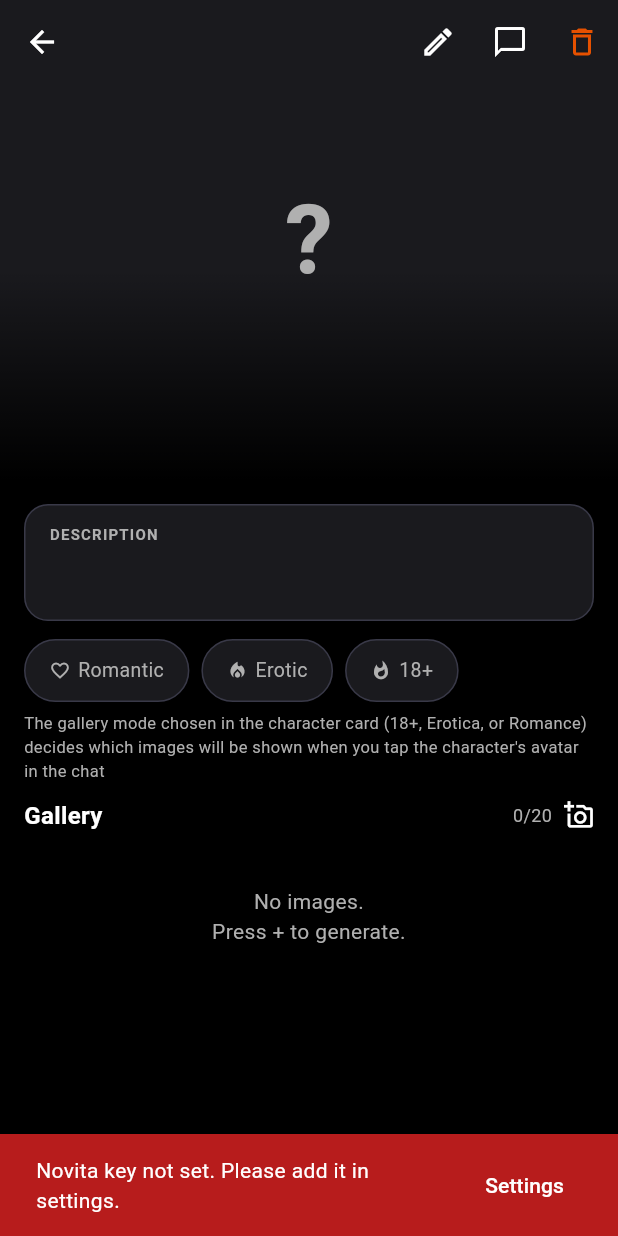
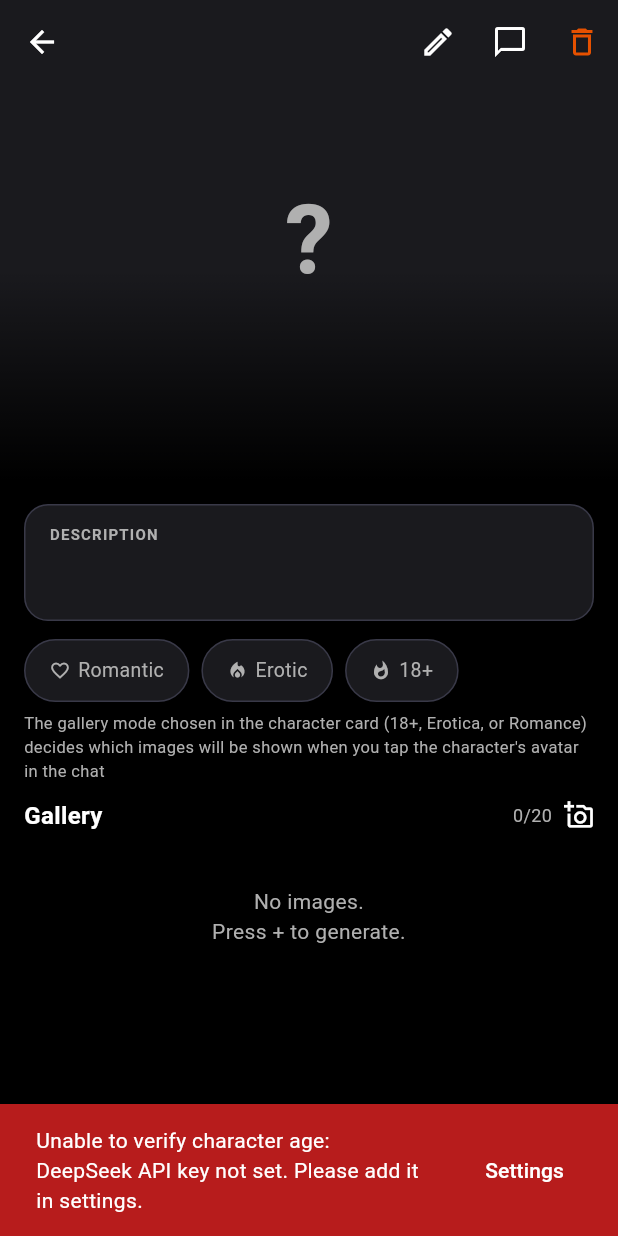
Before and after one commit to sart33/nsfw_flutter_ai_chat, a Flutter app: the PersonaViewScreen screen opened directly with empty values, after a tap on the "add a photo" icon, on a phone screen of 412 x 824 dp. Run offline on Flutter 3.47's test engine with Material 3 defaults, Android fonts, the phone set to English and light mode, and no system bars; our stand-ins replace dio, flutter_native_splash, flutter_riverpod, flutter_secure_storage, fluttertoast, image_cropper and 5 more; accounts and stored records are empty; generated files the repository leaves out were written again.

Commit message:
fix(age-verification): robust error handling, UX phases & exception hierarchy
- PromptCleanerGalleryException now extends AppException (fixes cast crash
  in GalleryState.copyWith)
- checkForMinorSignals() throws PromptCleanerException('network_error')
  instead of returning null — eliminates false-positive age conflict blocks
- _save() refactored: nested try/catch so 401/402/network errors warn but
  don't block save; Navigator.pop() now always reached except on real
  age conflict
- generatePreviewWithVerification(): verification mandatory before generation;
  onVerified() fires immediately after setPersonaAgeVerified(), before
  cleanAndSave() — success snackbar no longer delayed by prompt prep
- GeneratingPhase enum (verifying / preparingPrompts / generating):
  orange progress bar during verification and prompt prep, green during
  actual generation — user sees distinct phases instead of 10s unexplained wait
- ref.listen refactored with pattern matching + AppSnackBar delegation,
  removed inline isKeyError logic

```diff
--- a/lib/core/services/novita_avatar_service.dart
+++ b/lib/core/services/novita_avatar_service.dart
@@ -50,7 +50,7 @@ class NovitaAvatarService {
         'Authorization': 'Bearer $apiKey',
         'Content-Type': 'application/json',
       }),
-      data: {'seed': seed, 'size': '512*768', 'prompt': prompt},
+      data: {'seed': seed, 'size': '768*1024', 'prompt': prompt},
     );
 debugPrint('[NovitaAvatarService] submit response: ${submitResp.statusCode} ${submitResp.data}');
     if (submitResp.statusCode == 401) {
--- a/lib/core/services/prompt_cleaner_service.dart
+++ b/lib/core/services/prompt_cleaner_service.dart
@@ -1,4 +1,5 @@
 import 'dart:convert';
+import 'dart:io';
 import 'package:http/http.dart' as http;
 import 'package:flutter/foundation.dart';
 import 'package:nsfw_chat/core/config/app_config.dart';
@@ -250,12 +251,11 @@ Important:
     } catch (e) {
       debugPrint('[PromptCleanerService] Unexpected error: $e');
 
-      // вот тут уже fallback, если очень хочешь
-      return (
-      hasConflict: null,
-      severity: null,
-      reason: null,
-      );
+      debugPrint('[PromptCleanerService] Unexpected error: $e');
+      if (e is SocketException || e is http.ClientException) {
+        throw const PromptCleanerException('network_error');
+      }
+      throw const PromptCleanerException('invalid_response');
+    }
     }
   }
-}
--- a/lib/domain/exceptions/app_exceptions.dart
+++ b/lib/domain/exceptions/app_exceptions.dart
@@ -27,8 +27,10 @@ class GenerationException extends AppException {
 }
 
 /// Thrown when all 20 image templates have already been used for a persona.
-class GalleryFullException extends AppException {
+class GalleryFullException extends AppException implements GalleryException {
   const GalleryFullException() : super('All 20 templates already generated');
+  @override
+  String get technicalMessage => 'All 20 templates already generated';
 }
 
 /// Thrown when saving a generated image to the gallery fails.
@@ -57,3 +59,23 @@ class NovitaException implements Exception {
   @override
   String toString() => 'NovitaException: $message';
 }
+
+/// Interface for gallery-related exceptions
+abstract interface class GalleryException implements Exception {
+  String get technicalMessage;
+}
+
+/// Thrown when age verification fails during gallery preview generation.
+class AgeVerificationException extends AppException implements GalleryException {
+  const AgeVerificationException() : super('age_verification_failed');
+  @override
+  String get technicalMessage => 'age_verification_failed';
+}
+
+/// Thrown when prompt cleaner service fails during gallery preview generation.
+class PromptCleanerGalleryException extends AppException implements GalleryException {
+  final PromptCleanerException cause;
+  PromptCleanerGalleryException(this.cause) : super(cause.code);
+  @override
+  String get technicalMessage => cause.code;
+}
--- a/lib/l10n/app_en.arb
+++ b/lib/l10n/app_en.arb
@@ -380,5 +380,9 @@
   "personaNotValidatedKeyNotSet": "Unable to verify character age: DeepSeek API key not set. Please add it in settings.",
   "personaNotValidatedKeyInvalid": "Unable to verify character age: invalid DeepSeek API key. Please update it in settings.",
   "personaNotValidatedNoBalance": "Unable to verify character age: insufficient DeepSeek balance. Please top up.",
-  "personaNotValidatedGeneric": "Unable to verify character age: validation unavailable."
+  "personaNotValidatedGeneric": "Unable to verify character age: validation unavailable.",
+  "personaNotValidatedNetworkError": "Unable to verify character age: network error. Please check your internet connection and try again.",
+
+  "verifyingPersona": "Verifying character...",
+  "preparingPrompts": "Preparing prompts..."
 }
--- a/lib/l10n/app_es.arb
+++ b/lib/l10n/app_es.arb
@@ -393,5 +393,9 @@
   "personaNotValidatedKeyNotSet": "No se pudo verificar la edad del personaje: la clave de API de DeepSeek no está configurada. Agrégala en la configuración.",
   "personaNotValidatedKeyInvalid": "No se pudo verificar la edad del personaje: la clave de API de DeepSeek no es válida. Actualízala en la configuración.",
   "personaNotValidatedNoBalance": "No se pudo verificar la edad del personaje: saldo insuficiente en DeepSeek. Recarga el saldo.",
-  "personaNotValidatedGeneric": "No se pudo verificar la edad del personaje: validación no disponible."
+  "personaNotValidatedGeneric": "No se pudo verificar la edad del personaje: validación no disponible.",
+  "personaNotValidatedNetworkError": "No se pudo verificar la edad del personaje: error de conexión a internet. Verifica tu conexión e inténtalo de nuevo.",
+
+  "verifyingPersona": "Verificando personaje...",
+  "preparingPrompts": "Preparando prompts..."
 }
--- a/lib/l10n/app_hi.arb
+++ b/lib/l10n/app_hi.arb
@@ -418,6 +418,10 @@
   "personaNotValidatedKeyNotSet": "Character age verify नहीं हो सका: DeepSeek API key set नहीं है. Settings में add करें.",
   "personaNotValidatedKeyInvalid": "Character age verify नहीं हो सका: DeepSeek API key invalid है. Settings में update करें.",
   "personaNotValidatedNoBalance": "Character age verify नहीं हो सका: DeepSeek balance insufficient है. Balance top up करें.",
-  "personaNotValidatedGeneric": "Character age verify नहीं हो सका: validation available नहीं है."
+  "personaNotValidatedGeneric": "Character age verify नहीं हो सका: validation available नहीं है.",
+  "personaNotValidatedNetworkError": "Character age verify नहीं हो सका: network error. Internet connection check करें और फिर से try करें.",
+
+  "verifyingPersona": "Character verify हो रहा है...",
+  "preparingPrompts": "Prompts prepare हो रहे हैं..."
 
 }
--- a/lib/l10n/app_id.arb
+++ b/lib/l10n/app_id.arb
@@ -489,5 +489,9 @@
   "personaNotValidatedKeyNotSet": "Tidak dapat memverifikasi usia karakter: kunci API DeepSeek belum diatur. Tambahkan di pengaturan.",
   "personaNotValidatedKeyInvalid": "Tidak dapat memverifikasi usia karakter: kunci API DeepSeek tidak valid. Perbarui di pengaturan.",
   "personaNotValidatedNoBalance": "Tidak dapat memverifikasi usia karakter: saldo DeepSeek tidak mencukupi. Isi ulang saldo.",
-  "personaNotValidatedGeneric": "Tidak dapat memverifikasi usia karakter: validasi tidak tersedia."
+  "personaNotValidatedGeneric": "Tidak dapat memverifikasi usia karakter: validasi tidak tersedia.",
+  "personaNotValidatedNetworkError": "Tidak dapat memverifikasi usia karakter: terjadi masalah pada koneksi internet. Periksa koneksi Anda dan coba lagi.",
+
+  "verifyingPersona": "Memverifikasi karakter...",
+  "preparingPrompts": "Menyiapkan prompt..."
 }
--- a/lib/l10n/app_pt.arb
+++ b/lib/l10n/app_pt.arb
@@ -390,5 +390,9 @@
   "personaNotValidatedKeyNotSet": "Não foi possível verificar a idade do personagem: a chave da API do DeepSeek não está configurada. Adicione-a nas configurações.",
   "personaNotValidatedKeyInvalid": "Não foi possível verificar a idade do personagem: a chave da API do DeepSeek é inválida. Atualize-a nas configurações.",
   "personaNotValidatedNoBalance": "Não foi possível verificar a idade do personagem: saldo insuficiente no DeepSeek. Recarregue o saldo.",
-  "personaNotValidatedGeneric": "Não foi possível verificar a idade do personagem: validação indisponível."
+  "personaNotValidatedGeneric": "Não foi possível verificar a idade do personagem: validação indisponível.",
+  "personaNotValidatedNetworkError": "Não foi possível verificar a idade do personagem: erro de conexão com a internet. Verifique sua conexão e tente novamente.",
+
+  "verifyingPersona": "Verificando personagem...",
+  "preparingPrompts": "Preparando prompts..."
 }
--- a/lib/l10n/app_ru.arb
+++ b/lib/l10n/app_ru.arb
@@ -408,5 +408,9 @@
   "personaNotValidatedKeyNotSet": "Не удалось подтвердить возраст персонажа: ключ DeepSeek не установлен. Добавьте его в настройках.",
   "personaNotValidatedKeyInvalid": "Не удалось подтвердить возраст персонажа: ключ DeepSeek недействителен. Обновите его в настройках.",
   "personaNotValidatedNoBalance": "Не удалось подтвердить возраст персонажа: недостаточно средств на счёте DeepSeek. Пополните баланс.",
-  "personaNotValidatedGeneric": "Не удалось подтвердить возраст персонажа: проверка недоступна."
+  "personaNotValidatedGeneric": "Не удалось подтвердить возраст персонажа: проверка недоступна.",
+  "personaNotValidatedNetworkError": "Не удалось подтвердить возраст персонажа: проблема с интернет-соединением. Проверьте подключение и попробуйте снова.",
+
+  "verifyingPersona": "Проверка персонажа...",
+  "preparingPrompts": "Подготовка промптов..."
 }
--- a/lib/l10n/app_uk.arb
+++ b/lib/l10n/app_uk.arb
@@ -398,6 +398,9 @@
   "personaNotValidatedKeyNotSet": "Не вдалося підтвердити вік персонажа: ключ DeepSeek не встановлено. Додайте його в налаштуваннях.",
   "personaNotValidatedKeyInvalid": "Не вдалося підтвердити вік персонажа: ключ DeepSeek недійсний. Оновіть його в налаштуваннях.",
   "personaNotValidatedNoBalance": "Не вдалося підтвердити вік персонажа: недостатньо коштів на рахунку DeepSeek. Поповніть баланс.",
-  "personaNotValidatedGeneric": "Не вдалося підтвердити вік персонажа: перевірка недоступна."
+  "personaNotValidatedGeneric": "Не вдалося підтвердити вік персонажа: перевірка недоступна.",
+  "personaNotValidatedNetworkError": "Не вдалося підтвердити вік персонажа: проблема з інтернет-з’єднанням. Перевірте підключення та спробуйте знову.",
 
+  "verifyingPersona": "Перевірка персонажа...",
+  "preparingPrompts": "Підготовка промптів..."
 }
--- a/lib/presentation/providers/gallery_provider.dart
+++ b/lib/presentation/providers/gallery_provider.dart
@@ -2,10 +2,14 @@ import 'dart:io';
 
 import 'package:flutter/foundation.dart';
 import 'package:flutter_riverpod/flutter_riverpod.dart';
-import 'package:nsfw_chat/core/services/novita_image_service.dart';
+import 'package:nsfw_chat/core/factory/database_helper.dart';
+import 'package:nsfw_chat/core/services/prompt_cleaner_service.dart';
 import 'package:nsfw_chat/data/repositories/gallery_repository.dart';
 import 'package:nsfw_chat/domain/entities/gallery_image_entity.dart';
+import 'package:nsfw_chat/domain/entities/persona_entity.dart';
 import 'package:nsfw_chat/domain/exceptions/app_exceptions.dart';
+
+enum GeneratingPhase { verifying, preparingPrompts, generating }
 
 // ── State ──────────────────────────────────────────────────────────────────
 
@@ -17,6 +21,9 @@ class GalleryState {
   final AppException? error;
   final bool isLoaded;
   final String galleryMode;
+  final GeneratingPhase? generatingPhase; // null = не генерируем
+
+
 
   const GalleryState({
     this.images = const [],
@@ -26,6 +33,7 @@ class GalleryState {
     this.error,
     this.isLoaded = false,
     this.galleryMode = 'nude',
+    this.generatingPhase,
   });
 
   static const _absent = Object();
@@ -38,6 +46,8 @@ class GalleryState {
     Object? error = _absent,
     bool? isLoaded,
     Object? galleryMode = _absent,
+    Object? generatingPhase = _absent,
+
   }) {
     return GalleryState(
       images: images ?? this.images,
@@ -53,6 +63,9 @@ class GalleryState {
       galleryMode: identical(galleryMode, _absent)
           ? this.galleryMode
           : galleryMode as String,
+      generatingPhase: identical(generatingPhase, _absent)
+          ? this.generatingPhase
+          : generatingPhase as GeneratingPhase?,
     );
   }
 }
@@ -127,6 +140,80 @@ class GalleryNotifier extends StateNotifier<GalleryState> {
 
   }
 
+  // ── generatePreviewWithVerification ─────────────────────────────────────
+
+  Future<void> generatePreviewWithVerification(
+      PersonaEntity persona,
+      VoidCallback onVerified,
+      ) async {
+
+    if (persona.ageVerified) {
+      state = state.copyWith(
+        isGenerating: true,
+        pendingImagePath: null,
+        generatingPhase: GeneratingPhase.generating,
+      );
+      await generatePreview(persona.description);
+      return;
+    }
+
+    // Фаза 1: верификация
+    state = state.copyWith(
+      isGenerating: true,
+      pendingImagePath: null,
+      generatingPhase: GeneratingPhase.verifying,
+    );
+    try {
+      if (persona.ageVerified) {
+        await generatePreview(persona.description);
+        return;
+      }
+
+      final combinedText = [
+        persona.description,
+        persona.behavior,
+        persona.greeting,
+
+      ].join('\n\n');
+      final check = await PromptCleanerService.instance
+          .checkForMinorSignals(combinedText);
+
+      if (check.hasConflict == true && check.severity != 'low') {
+        state = state.copyWith(
+          isGenerating: false,
+          error: const AgeVerificationException(),
+        );
+        return;
+      }
+      await DatabaseHelper.instance.setPersonaAgeVerified(persona.id, true);
+      onVerified();
+
+
+      state = state.copyWith(generatingPhase: GeneratingPhase.preparingPrompts);
+
+      await PromptCleanerService.instance
+          .cleanAndSave(persona.id, persona.description);
+
+
+      state = state.copyWith(generatingPhase: GeneratingPhase.generating);
+
+      await generatePreview(persona.description);
+
+    } on PromptCleanerException catch (e) {
+      // network_error, key_invalid, 402 и т.д. — всё сюда
+      state = state.copyWith(
+        isGenerating: false,
+        generatingPhase: null,
+        error: PromptCleanerGalleryException(e),
+      );
+    } catch (e) {
+      state = state.copyWith(
+        isGenerating: false,
+        generatingPhase: null,
+        error: GenerationException(e.toString()),
+      );
+    }
+  }
   // ── confirmPending ──────────────────────────────────────────────────────
 
   Future<void> confirmPending(String personaId, String description) async {
--- a/lib/presentation/screens/persona_view_screen.dart
+++ b/lib/presentation/screens/persona_view_screen.dart
@@ -1,4 +1,5 @@
 import 'dart:io';
+
 import 'package:flutter/material.dart';
 import 'package:flutter_riverpod/flutter_riverpod.dart';
 import 'package:fluttertoast/fluttertoast.dart';
@@ -15,8 +16,8 @@ import 'package:nsfw_chat/presentation/screens/gallery_fullscreen_screen.dart';
 import 'package:nsfw_chat/presentation/widgets/custom_app_bar_widget.dart';
 import 'package:nsfw_chat/presentation/widgets/gallery_thumbnail_widget.dart';
 import 'package:nsfw_chat/presentation/widgets/pending_image_widget.dart';
-import '../../main.dart';
-import 'api_keys_screen.dart';
+
+import '../../core/utils/app_snack_bar.dart';
 
 bool get _isDesktopPlatform =>
     Platform.isWindows || Platform.isMacOS || Platform.isLinux;
@@ -32,32 +33,6 @@ class PersonaViewScreen extends ConsumerStatefulWidget {
 }
 
 class _PersonaViewScreenState extends ConsumerState<PersonaViewScreen> {
-  void _showSnack(String msg, {bool isKeyError = false}) {
-    final messenger = scaffoldMessengerKey.currentState;
-    if (messenger == null) return;
-    final navigator = Navigator.of(context);
-    messenger.removeCurrentSnackBar();
-    messenger.showSnackBar(
-      SnackBar(
-        backgroundColor: isKeyError ? AppTheme.error : AppTheme.warning,
-        duration: Duration(seconds: isKeyError ? 8 : 6),
-        content: Text(msg, style: const TextStyle(color: Colors.white)),
-        action:
-            isKeyError
-                ? SnackBarAction(
-                  label: context.l10n.settings,
-                  textColor: Colors.white,
-                  onPressed:
-                      () => navigator.push(
-                        MaterialPageRoute(
-                          builder: (_) => const ApiKeysScreen(),
-                        ),
-                      ),
-                )
-                : null,
-      ),
-    );
-  }
 
   @override
   Widget build(BuildContext context) {
@@ -99,27 +74,40 @@ class _PersonaViewScreenState extends ConsumerState<PersonaViewScreen> {
         final notifier = ref.read(galleryProvider(galleryKey).notifier);
 
         ref.listen<GalleryState>(galleryProvider(galleryKey), (prev, next) {
-          if (next.error != null && next.error != prev?.error) {
-            final isKeyError =
-                next.error is GenerationException &&
-                (next.error!.technicalMessage?.contains('api_key') ?? false);
+          if (next.error == null || next.error == prev?.error) return;
 
-            final msg = switch (next.error) {
-              GalleryFullException() => context.l10n.galleryFull,
-              GenerationException()
-                  when next.error!.technicalMessage == 'api_key_not_set' =>
-                context.l10n.errorNovitaKeyNotSet,
-              GenerationException()
-                  when next.error!.technicalMessage == 'api_key_invalid' =>
-                context.l10n.errorNovitaKeyInvalid,
-              GenerationException() => context.l10n.errorImageGeneration,
-              SaveException() => context.l10n.errorSave,
-              DeleteException() => context.l10n.errorDelete,
-              _ => context.l10n.errorUnknown,
-            };
-            _showSnack(msg, isKeyError: isKeyError);
-            ref.read(galleryProvider(galleryKey).notifier).clearError();
+          final l10n = context.l10n;
+
+          switch (next.error) {
+            case AgeVerificationException():
+              AppSnackBar.show(l10n.personaDescriptionConflict, isError: true);
+
+            case PromptCleanerGalleryException(:final cause):
+              AppSnackBar.showPersonaValidationError(cause, l10n);
+
+            case GalleryFullException():
+              AppSnackBar.show(l10n.galleryFull);
+
+            case GenerationException(technicalMessage: 'api_key_not_set'):
+              AppSnackBar.show(l10n.errorNovitaKeyNotSet, isError: true, withSettings: true);
+
+            case GenerationException(technicalMessage: 'api_key_invalid'):
+              AppSnackBar.show(l10n.errorNovitaKeyInvalid, isError: true, withSettings: true);
+
+            case GenerationException():
+              AppSnackBar.show(l10n.errorImageGeneration);
+
+            case SaveException():
+              AppSnackBar.show(l10n.errorSave);
+
+            case DeleteException():
+              AppSnackBar.show(l10n.errorDelete);
+
+            default:
+              AppSnackBar.show(l10n.errorUnknown);
           }
+
+          ref.read(galleryProvider(galleryKey).notifier).clearError();
         });
 
         final screenWidth = MediaQuery.of(context).size.width;
@@ -790,8 +778,14 @@ class _PersonaViewScreenState extends ConsumerState<PersonaViewScreen> {
                     onTap:
                         state.isGenerating
                             ? null
-                            : () => notifier.generatePreview(
-                              currentPersona.description,
+                            : () => notifier.generatePreviewWithVerification(
+                              currentPersona,
+                              () {
+                                ref.invalidate(personaProvider);
+                                AppSnackBar.showSuccess(
+                                    context.l10n.personaValidated,
+                                    isIcon: true);
+                              }
                             ),
                     child: const Icon(
                       Icons.add_a_photo_outlined,
@@ -849,12 +843,22 @@ class _PersonaViewScreenState extends ConsumerState<PersonaViewScreen> {
             child: Column(
               children: [
                 LinearProgressIndicator(
-                  color: AppTheme.accentVividInputBorder,
+                  color: switch (state.generatingPhase) {
+                    GeneratingPhase.verifying        => AppTheme.warning,
+                    GeneratingPhase.preparingPrompts => AppTheme.primaryAccent, // тоже оранжевый, ещё не генерируем
+                    GeneratingPhase.generating       => AppTheme.accentVividInputBorder,
+                    null                             => AppTheme.accentVividInputBorder,
+                  },
                   backgroundColor: AppTheme.surface,
                 ),
                 const SizedBox(height: 8),
                 Text(
-                  context.l10n.generatingWait,
+                  switch (state.generatingPhase) {
+                    GeneratingPhase.verifying        => context.l10n.verifyingPersona,
+                    GeneratingPhase.preparingPrompts => context.l10n.preparingPrompts,
+                    GeneratingPhase.generating       => context.l10n.generatingWait,
+                    null                             => context.l10n.generatingWait,
+                  },
                   style: const TextStyle(
                     color: AppTheme.textSecondary,
                     fontSize: 12,
```
Also changed, not shown: lib/core/utils/app_snack_bar.dart (+26 -9 lines), lib/presentation/screens/create_edit_persona_screen.dart (+27 -40 lines).
